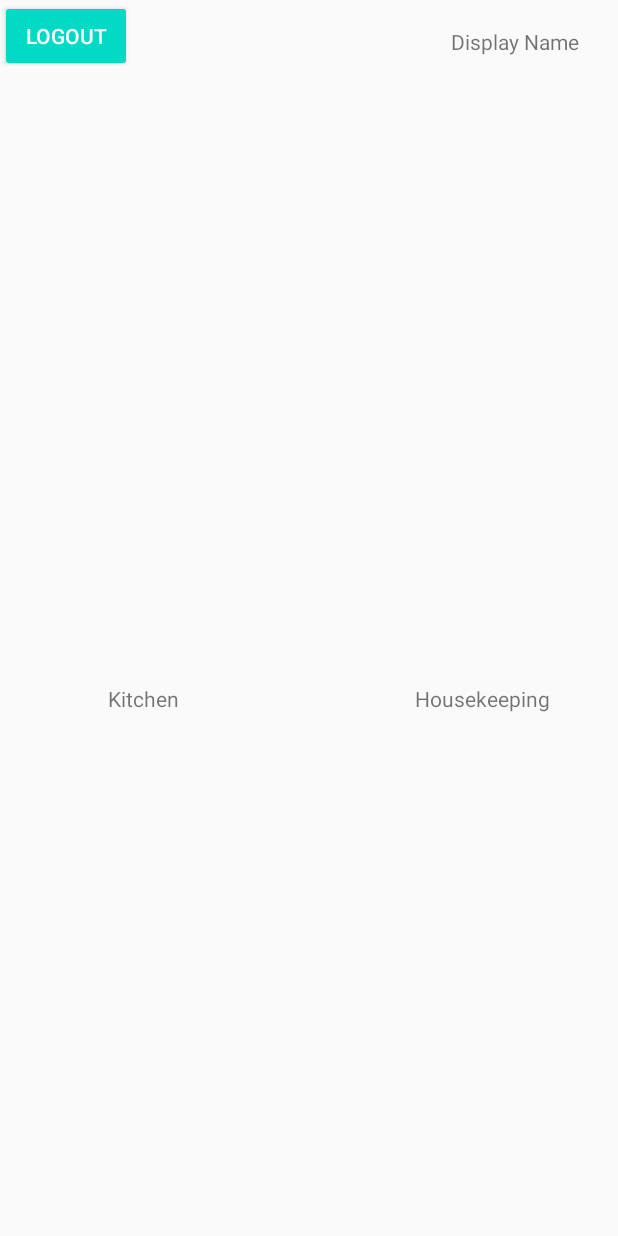
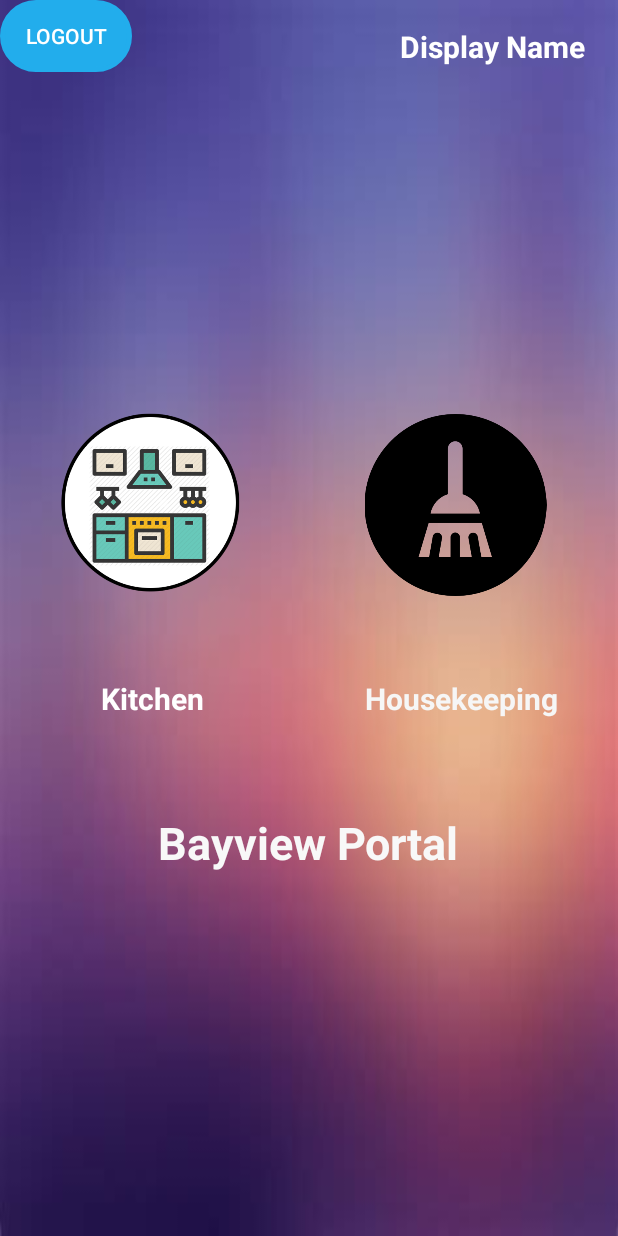
Before and after one commit to wota-n/BayviewHotel, an Android app: the PortalActivity screen opened directly, with no data from a screen before it, on a phone screen of 412 x 824 dp. Run offline under Robolectric (Android 15) with nearby library versions, the phone set to English and light mode, and no system bars; our stand-ins replace Firebase (no records; nobody signed in at launch, a user with empty details on screens opened directly).

Commit message:
edit interface

```diff
--- /dev/null
+++ b/app/src/main/res/drawable/custom_rounded_corners.xml
@@ -0,0 +1,11 @@
+<?xml version="1.0" encoding="utf-8"?>
+<shape xmlns:android="http://schemas.android.com/apk/res/android">
+    <stroke
+        android:width="3dp"
+        android:color="#F00" />
+    <corners android:radius="40dp" />
+</shape>
+
+<!--Code from
+https://danielmalone.com/2019/10/24/android-studio-how-to-make-rounded-corners-on-a-button/
+-->
--- a/app/src/main/res/layout/activity_portal.xml
+++ b/app/src/main/res/layout/activity_portal.xml
@@ -4,13 +4,17 @@
     xmlns:tools="http://schemas.android.com/tools"
     android:layout_width="match_parent"
     android:layout_height="match_parent"
-    tools:context=".PortalActivity">
+    tools:context=".PortalActivity"
+    android:background="@drawable/gradient">
 
     <TextView
         android:id="@+id/textView"
         android:layout_width="wrap_content"
         android:layout_height="wrap_content"
         android:text="Kitchen"
+        android:textColor="#FFFFFF"
+        android:textSize="20sp"
+        android:textStyle="bold"
         app:layout_constraintBottom_toBottomOf="parent"
         app:layout_constraintEnd_toEndOf="parent"
         app:layout_constraintHorizontal_bias="0.197"
@@ -23,6 +27,9 @@
         android:layout_width="wrap_content"
         android:layout_height="wrap_content"
         android:text="Housekeeping"
+        android:textColor="#F6F6F6"
+        android:textSize="20sp"
+        android:textStyle="bold"
         app:layout_constraintBottom_toBottomOf="parent"
         app:layout_constraintEnd_toEndOf="parent"
         app:layout_constraintHorizontal_bias="0.859"
@@ -36,6 +43,7 @@
         android:layout_height="wrap_content"
         android:backgroundTint="@color/colorAccent"
         android:text="Logout"
+        android:background="@drawable/custom_rounded_corners"
         android:textColor="#ffff"
         tools:layout_editor_absoluteX="100dp"
         tools:layout_editor_absoluteY="101dp"
@@ -48,6 +56,9 @@
         android:layout_width="wrap_content"
         android:layout_height="wrap_content"
         android:text="Display Name"
+        android:textSize="20sp"
+        android:textStyle="bold"
+        android:textColor="#ffff"
         app:layout_constraintBottom_toBottomOf="parent"
         app:layout_constraintEnd_toEndOf="parent"
         app:layout_constraintHorizontal_bias="0.891"
@@ -68,4 +79,43 @@
         app:layout_constraintStart_toStartOf="parent"
         app:layout_constraintTop_toTopOf="parent"
         app:layout_constraintVertical_bias="0.587" />
+
+    <ImageView
+        android:id="@+id/imageView2"
+        android:layout_width="147dp"
+        android:layout_height="148dp"
+        app:layout_constraintBottom_toTopOf="@+id/textView"
+        app:layout_constraintEnd_toEndOf="parent"
+        app:layout_constraintHorizontal_bias="0.098"
+        app:layout_constraintStart_toStartOf="parent"
+        app:layout_constraintTop_toBottomOf="@+id/logout"
+        app:layout_constraintVertical_bias="0.841"
+        app:srcCompat="@drawable/kitchen" />
+
+    <ImageView
+        android:id="@+id/imageView3"
+        android:layout_width="138dp"
+        android:layout_height="121dp"
+        app:layout_constraintBottom_toTopOf="@+id/textView2"
+        app:layout_constraintEnd_toEndOf="parent"
+        app:layout_constraintHorizontal_bias="0.61"
+        app:layout_constraintStart_toEndOf="@+id/imageView2"
+        app:layout_constraintTop_toBottomOf="@+id/displayName"
+        app:layout_constraintVertical_bias="0.808"
+        app:srcCompat="@drawable/housekeeping" />
+
+    <TextView
+        android:id="@+id/textView6"
+        android:layout_width="wrap_content"
+        android:layout_height="wrap_content"
+        android:text="Bayview Portal"
+        android:textColor="#F8F8F8"
+        android:textSize="30sp"
+        android:textStyle="bold"
+        app:layout_constraintBottom_toBottomOf="parent"
+        app:layout_constraintEnd_toEndOf="parent"
+        app:layout_constraintHorizontal_bias="0.497"
+        app:layout_constraintStart_toStartOf="parent"
+        app:layout_constraintTop_toTopOf="parent"
+        app:layout_constraintVertical_bias="0.691" />
 </androidx.constraintlayout.widget.ConstraintLayout>
--- a/app/src/main/res/values/colors.xml
+++ b/app/src/main/res/values/colors.xml
@@ -2,5 +2,6 @@
 <resources>
     <color name="colorPrimary">#6200EE</color>
     <color name="colorPrimaryDark">#3700B3</color>
-    <color name="colorAccent">#03DAC5</color>
+    <color name="colorAccent">#22ADEC</color>
+    <color name="editText">#ffff</color>
 </resources>
--- a/app/src/main/res/values/styles.xml
+++ b/app/src/main/res/values/styles.xml
@@ -5,6 +5,9 @@
         <item name="colorPrimary">@color/colorPrimary</item>
         <item name="colorPrimaryDark">@color/colorPrimaryDark</item>
         <item name="colorAccent">@color/colorAccent</item>
+        <item name="android:textColorHint">@color/editText</item>
     </style>
 
+
+
 </resources>
```
Also changed, not shown: app/src/main/res/layout/activity_forgot_password.xml (+21 -6 lines), app/src/main/res/layout/activity_main.xml (+20 -2 lines), app/src/main/res/layout/activity_register_users.xml (+12 -19 lines), app/src/main/res/drawable-v24/gradient.jpg (added), app/src/main/res/drawable-v24/hotel.png (added), app/src/main/res/drawable-v24/housekeeping.png (added), app/src/main/res/drawable-v24/kitchen.png (added).
